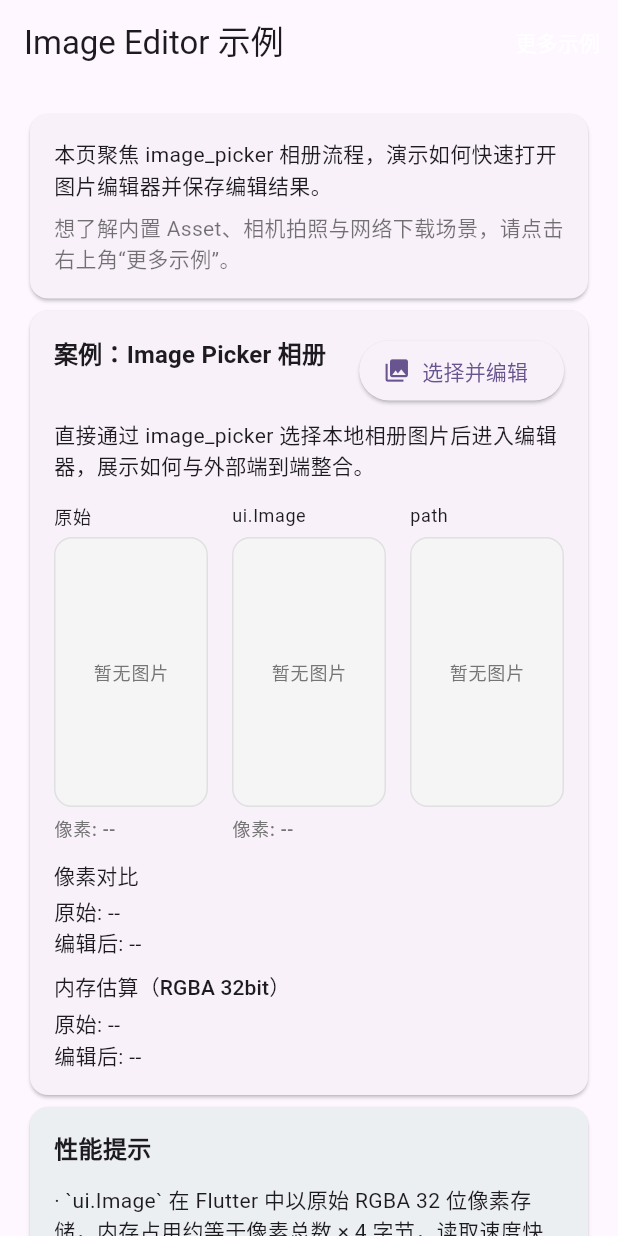
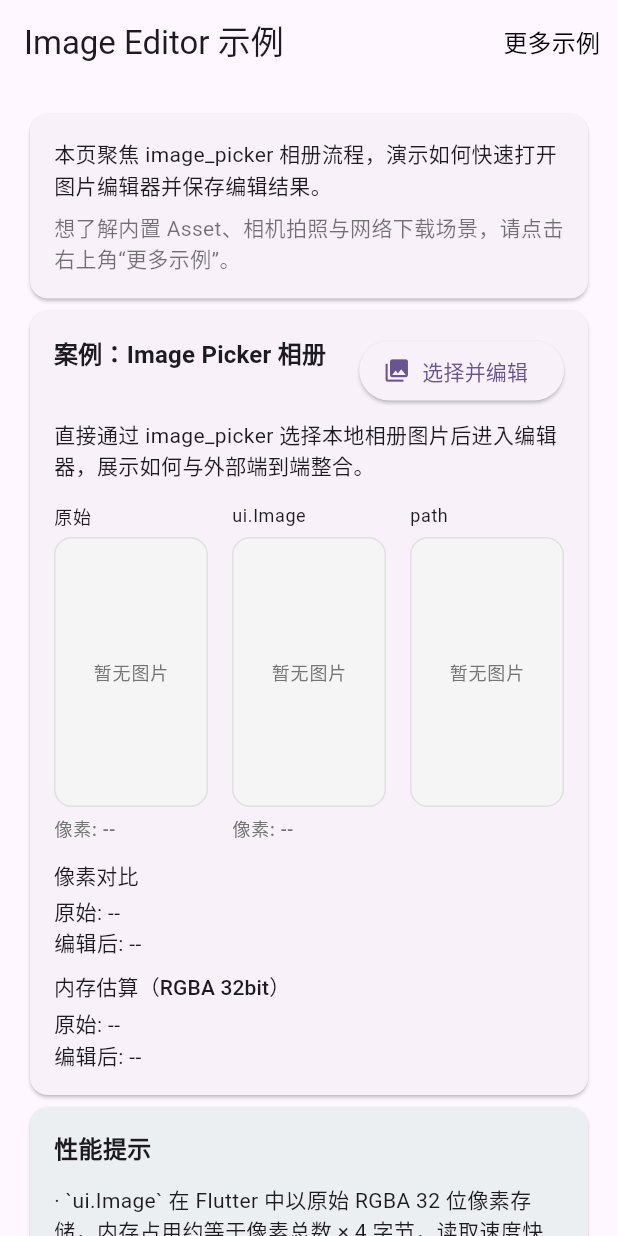
Before and after one commit to xinqingaa/image_editor, a Flutter app: the screen it shows after launch, on a phone screen of 412 x 824 dp. Run offline on Flutter 3.47's test engine with Material 3 defaults, Android fonts, the phone set to English and light mode, and no system bars; our stand-ins replace image_picker.

Commit message:
doc: 更新文档

```diff
--- a/example/lib/main.dart
+++ b/example/lib/main.dart
@@ -64,7 +64,7 @@ class _MyHomePageState extends State<MyHomePage> {
             style: TextButton.styleFrom(
               foregroundColor: Theme.of(context).colorScheme.onPrimary,
             ),
-            child: const Text('更多示例'),
+            child: const Text('更多示例' , style: TextStyle(fontSize: 16 ,color: Colors.black)),
           ),
         ],
       ),
--- a/pubspec.yaml
+++ b/pubspec.yaml
@@ -1,8 +1,8 @@
 name: flutter_img_editor
 description: "Image_editor is an embeddable Flutter image editing component that offers common editing tools such as cropping, rotating, and text overlay."
 version: 0.0.3
-homepage: https://github.com/xinqingaa/flutter_img_editor
-repository: https://github.com/xinqingaa/flutter_img_editor
+homepage: https://github.com/xinqingaa/image_editor
+repository: https://github.com/xinqingaa/image_editor
 
 
 environment:
```
Also changed, not shown: example/pubspec.lock, 2 other files.
